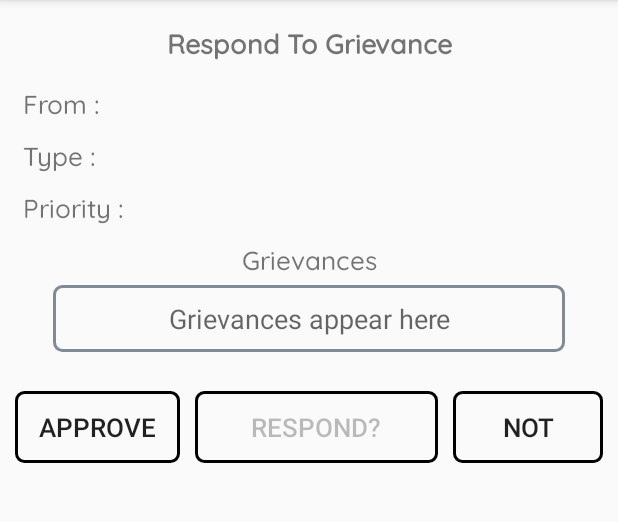
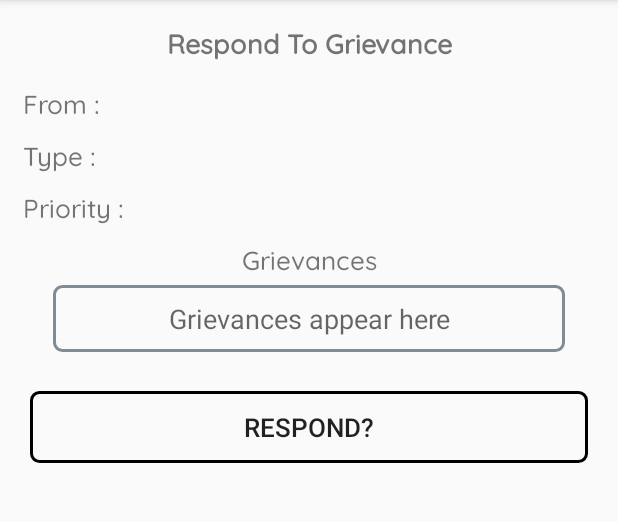
Before and after one commit to Pacasian/Grievance_module, an Android app: the GrevienceAdmin screen opened directly, with no data from a screen before it, on a phone screen of 412 x 824 dp, the part 84-606 px from its top. Run offline under Robolectric (Android 15) with nearby library versions, the light colour scheme and no system bars; Roboto replaces fonts that are not available here; 2 statements that could not run were skipped.

Commit message:
The Grievance Module

```diff
--- a/app/src/main/java/com/example/grevienceapp/GrevienceUserEntry.java
+++ b/app/src/main/java/com/example/grevienceapp/GrevienceUserEntry.java
@@ -158,11 +158,15 @@ else{
                 String Matter= eidMatter.getText().toString();
                 //java.sql.Date sqlDate = new java.sql.Date(currentDateandTime);
                 //@SuppressLint("WrongThread") String sendMore = edAdd.getText().toString();
-                System.out.println(currentDateandTime);
+                /**
+
+                 *    System.out.println(currentDateandTime);
                 System.out.println(stMatter);
                 System.out.println(stPriority);
                 System.out.println(stType);
                 System.out.println(stSendTo);
+                 *
+                 */
                 String query = "insert into GTable (type,priority,timeDate,matter,sendTo) values ('" + stType + "','" + stPriority + "','" + currentDateandTime + "','" + Matter + "','" + stSendTo + "')";
 
                 Statement stmt = con.createStatement();
--- a/app/src/main/java/com/example/grevienceapp/UserDataRespository.java
+++ b/app/src/main/java/com/example/grevienceapp/UserDataRespository.java
@@ -1,5 +1,9 @@
 package com.example.grevienceapp;
 
+/**
+ * PROVIDES INFORMATION LIKE ----PF NUMBER----EMPLOYEE DB ID----EMPLOYEE LEVEL ---EMPLOYEE STATION
+ *
+ */
 public class UserDataRespository {
 
 
@@ -12,7 +16,7 @@ public class UserDataRespository {
 
         }
 
-        public String getID() {
+        public static String getID() {
             return id;
         }
 
--- a/app/src/main/res/layout/activity_grevience_admin.xml
+++ b/app/src/main/res/layout/activity_grevience_admin.xml
@@ -91,44 +91,22 @@
                 <LinearLayout
                     android:layout_width="match_parent"
                     android:layout_height="80dp"
-                    android:weightSum="3">
-                    <Button
-                        android:layout_width="wrap_content"
-                        android:layout_height="wrap_content"
-                        android:layout_weight="1"
-                        android:background="@drawable/black_border_only"
-                        android:text="Approve"
-                        android:paddingStart="10dp"
-                        android:paddingEnd="10dp"
-                        android:layout_marginStart="10dp"
-                        android:layout_marginEnd="10dp"
-                        android:textSize="17sp"
-                        android:layout_gravity="center"
-                        android:layout_marginTop="10dp"/>
+                    android:weightSum="1">
+
                 <Button
                     android:id="@+id/respondQuestionMark"
                     android:layout_width="150dp"
                     android:layout_height="wrap_content"
                     android:text="RESPOND?"
-                    android:enabled="false"
+                    android:enabled="true"
                     android:layout_weight="1"
                     android:textSize="17sp"
                     android:layout_gravity="center"
                     android:layout_marginTop="10dp"
+                    android:layout_marginStart="20dp"
+                    android:layout_marginEnd="20dp"
                     android:background="@drawable/black_border_only" />
-                    <Button
-                        android:layout_width="wrap_content"
-                        android:layout_height="wrap_content"
-                        android:layout_weight="1"
-                        android:background="@drawable/black_border_only"
-                        android:text="NOT"
-                        android:paddingStart="14dp"
-                        android:paddingEnd="14dp"
-                        android:layout_marginStart="10dp"
-                        android:layout_marginEnd="10dp"
-                        android:textSize="17sp"
-                        android:layout_gravity="center"
-                        android:layout_marginTop="10dp"/>
+
                 </LinearLayout>
                 <LinearLayout
                     android:id="@+id/responseLayout"
@@ -154,7 +132,8 @@
                         android:id="@+id/sendResponse"
                         android:layout_width="180dp"
                         android:layout_height="wrap_content"
-                        android:text="SEND RESPONSE"
+                        android:padding="10dp"
+                        android:text="SEND RESPONSE and Delete"
                         android:textSize="17sp"
                         android:layout_gravity="center"
                         android:layout_marginTop="5dp"
```
Also changed, not shown: app/src/main/java/com/example/grevienceapp/GrevienceAdmin.java (+138 -29 lines).
